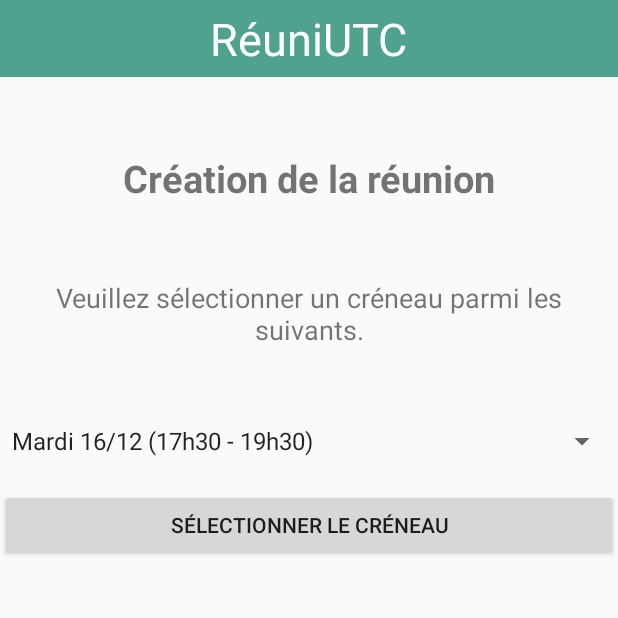
After one commit to 5k4nd/ReuniUT, an Android app: the ActivitySelectReunion screen opened directly, with no data from a screen before it, on a phone screen of 412 x 824 dp, the top half of it. The commit adds this screen. Run offline under Robolectric (Android 15) with nearby library versions, the phone set to English and light mode, and no system bars.

Commit message:
Update user interface

```diff
--- /dev/null
+++ b/app/src/main/java/fr/baptabl/reuniut/ActivitySelectReunion.java
@@ -0,0 +1,51 @@
+package fr.baptabl.reuniut;
+
+import android.app.Activity;
+import android.os.Bundle;
+import android.view.View;
+import android.widget.Button;
+import java.util.ArrayList;
+import java.util.List;
+import android.view.View.OnClickListener;
+import android.widget.ArrayAdapter;
+import android.widget.Spinner;
+import android.widget.Toast;
+
+
+/**
+ * Created by quentinkeunebroek on 12/12/14.
+ */
+public class ActivitySelectReunion extends Activity {
+    private Spinner spinner1, spinner2;
+    private Button btnSubmit;
+
+    @Override
+    public void onCreate(Bundle savedInstanceState) {
+        super.onCreate(savedInstanceState);
+        setContentView(R.layout.activity_select_reunion);
+
+        addListenerOnButton();
+        addListenerOnSpinnerItemSelection();
+    }
+
+
+    public void addListenerOnSpinnerItemSelection() {
+        spinner1 = (Spinner) findViewById(R.id.spinner1);
+    }
+
+    // get the selected dropdown list value
+    public void addListenerOnButton() {
+
+        spinner1 = (Spinner) findViewById(R.id.spinner1);
+        btnSubmit = (Button) findViewById(R.id.btnSelect);
+
+        btnSubmit.setOnClickListener(new OnClickListener() {
+
+            @Override
+            public void onClick(View v) {
+
+
+            }
+        });
+    }
+}
--- /dev/null
+++ b/app/src/main/res/layout/activity_select_reunion.xml
@@ -0,0 +1,64 @@
+<?xml version="1.0" encoding="utf-8"?>
+<LinearLayout xmlns:android="http://schemas.android.com/apk/res/android"
+    android:orientation="vertical" android:layout_width="match_parent"
+    android:layout_height="match_parent">
+
+    <RelativeLayout
+        android:id="@+id/header"
+        android:layout_width="match_parent"
+        android:layout_height="wrap_content"
+        android:layout_alignParentTop="true"
+        android:background="#4ea28e"
+        android:gravity="center" >
+
+        <TextView
+            android:layout_width="wrap_content"
+            android:layout_height="wrap_content"
+            android:layout_margin="5dp"
+            android:text="@string/app_name"
+            android:textColor="#FFFFFF"
+            android:textSize="30sp"
+            />
+
+    </RelativeLayout>
+
+    <TextView
+        android:id="@+id/tiltecreater"
+        android:layout_width="fill_parent"
+        android:layout_height="wrap_content"
+        android:gravity="center"
+        android:textStyle="bold"
+        android:layout_marginTop="50dp"
+        android:text="@string/creater"
+        android:textSize="25sp"
+        />
+
+    <TextView
+        android:id="@+id/tilteselectr"
+        android:layout_width="fill_parent"
+        android:layout_height="wrap_content"
+        android:gravity="center"
+        android:layout_marginTop="50dp"
+        android:text="@string/selectr"
+        android:textSize="18sp"
+        />
+
+    <Spinner
+        android:id="@+id/spinner1"
+        android:layout_width="match_parent"
+        android:layout_height="wrap_content"
+        android:entries="@array/creneaux"
+        android:gravity="center"
+        android:layout_marginTop="50dp"
+        android:prompt="@string/selecttitle" />
+
+    <Button
+        android:id="@+id/btnSelect"
+        android:layout_width="fill_parent"
+        android:layout_height="wrap_content"
+        android:layout_marginTop="20dp"
+        android:text="Sélectionner le créneau" />
+
+
+
+</LinearLayout>
--- a/app/src/main/res/values/strings.xml
+++ b/app/src/main/res/values/strings.xml
@@ -25,6 +25,19 @@
     <string name="date_deb">Début (DD/MM/YYYY)</string>
     <string name="date_fin">Fin (DD/MM/YYYY)</string>
     <string name="Reunionchoix">Trouver un créneau</string>
+    <string name="creater">Création de la réunion</string>
+    <string name="loadingr">Nous sommes en train de chercher des créneaux. Merci de patienter quelques instants...</string>
+    <string name="selectr">Veuillez sélectionner un créneau parmi les suivants.</string>
+    <string name="selecttitle">Choisissez un créneau</string>
+
+    <string-array name="creneaux">
+        <item>Mardi 16/12 (17h30 - 19h30)</item>
+        <item>Mercredi 17/12 (19h30 - 21 h 30)</item>
+        <item>Mercredi 17/12 (19h30 - 21 h 30)</item>
+        <item>Mercredi 17/12 (19h30 - 21 h 30)</item>
+        <item>Mercredi 17/12 (19h30 - 21 h 30)</item>
+        <item>Mercredi 17/12 (19h30 - 21 h 30)</item>
+    </string-array>
 
     <string-array name="group_arrays">
         <item>Groupe 1</item>
```
Also changed, not shown: app/src/main/AndroidManifest.xml (+10 -0 lines), app/src/main/java/fr/baptabl/reuniut/ActivityReunion.java (+11 -5 lines), app/src/main/java/fr/baptabl/reuniut/ActivityWaitReunion.java (added, +20 -0 lines), app/src/main/res/layout/activity_wait_reunion.xml (added, +53 -0 lines), app/src/main/res/drawable-xxhdpi/logo.png (added).
